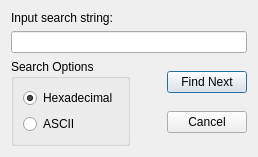
First picture: the form in gui/qt/searchwidget.ui, repository CE-Programming/CEmu, before the edit.
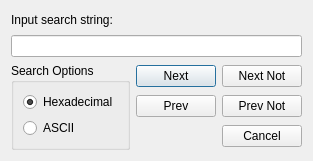
Second picture: the form after the edit.

```diff
--- a/gui/qt/searchwidget.ui
+++ b/gui/qt/searchwidget.ui
@@ -7,7 +7,7 @@
     <x>0</x>
     <y>0</y>
     <width>258</width>
-    <height>138</height>
+    <height>161</height>
    </rect>
   </property>
   <property name="windowTitle">
@@ -49,24 +49,11 @@
       </widget>
      </item>
      <item>
-      <spacer name="horizontalSpacer">
-       <property name="orientation">
-        <enum>Qt::Horizontal</enum>
-       </property>
-       <property name="sizeHint" stdset="0">
-        <size>
-         <width>40</width>
-         <height>20</height>
-        </size>
-       </property>
-      </spacer>
-     </item>
-     <item>
-      <layout class="QVBoxLayout" name="verticalLayout_2">
+      <layout class="QGridLayout" name="gridLayout_2">
        <property name="sizeConstraint">
         <enum>QLayout::SetMaximumSize</enum>
        </property>
-       <item>
+       <item row="0" column="0">
         <widget class="QPushButton" name="buttonFind">
          <property name="sizePolicy">
           <sizepolicy hsizetype="Maximum" vsizetype="Maximum">
@@ -75,11 +62,18 @@
           </sizepolicy>
          </property>
          <property name="text">
-          <string>Find Next</string>
+          <string>Next</string>
          </property>
         </widget>
        </item>
-       <item>
+       <item row="1" column="1">
+        <widget class="QPushButton" name="buttonPrevNot">
+         <property name="text">
+          <string>Prev Not</string>
+         </property>
+        </widget>
+       </item>
+       <item row="2" column="1">
         <widget class="QPushButton" name="buttonCancel">
          <property name="sizePolicy">
           <sizepolicy hsizetype="Maximum" vsizetype="Maximum">
@@ -92,6 +86,20 @@
          </property>
         </widget>
        </item>
+       <item row="0" column="1">
+        <widget class="QPushButton" name="buttonFindNot">
+         <property name="text">
+          <string>Next Not</string>
+         </property>
+        </widget>
+       </item>
+       <item row="1" column="0">
+        <widget class="QPushButton" name="buttonPrev">
+         <property name="text">
+          <string>Prev</string>
+         </property>
+        </widget>
+       </item>
       </layout>
      </item>
     </layout>
```
